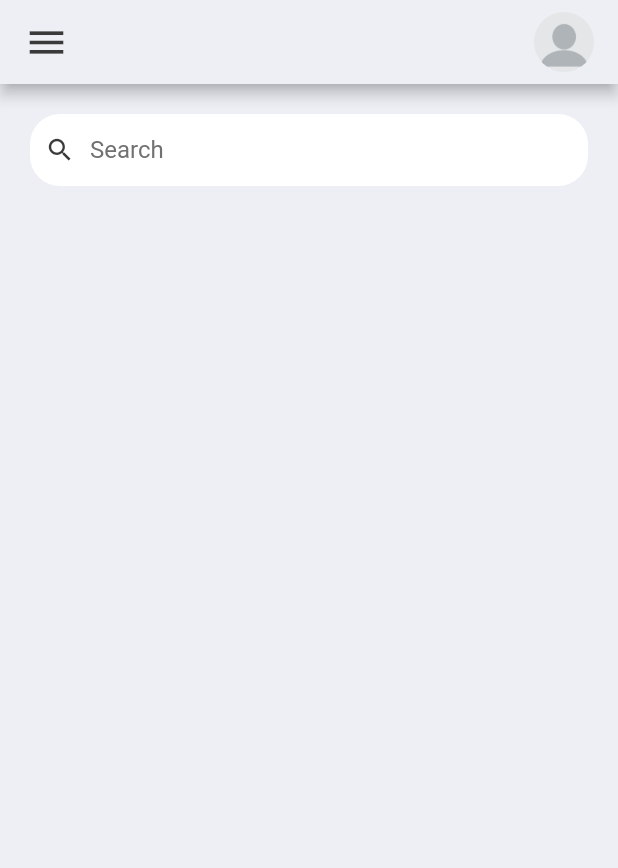
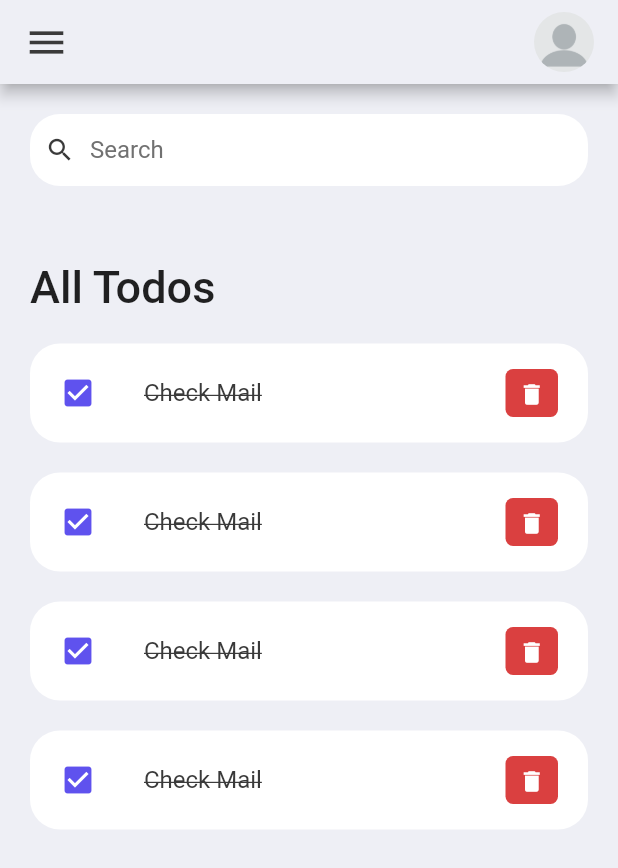
Before and after one commit to victormusembi11/flutter_todo, a Flutter app: the screen it shows after launch, on a phone screen of 412 x 824 dp. Shown: the top 868 px of the screen. Run offline on Flutter 3.47's test engine with Material 2 defaults, Android fonts, the phone set to English and light mode, and no system bars.

Commit message:
feat: todo list item widget

```diff
--- a/lib/screens/home.dart
+++ b/lib/screens/home.dart
@@ -1,5 +1,6 @@
 import 'package:flutter/material.dart';
-import 'package:flutter_todo/constants/colors.dart';
+import '../constants/colors.dart';
+import '../widgets/todo_widget.dart';
 
 class Home extends StatelessWidget {
   const Home({Key? key}) : super(key: key);
@@ -14,8 +15,35 @@ class Home extends StatelessWidget {
         child: Column(
           children: [
             searchBar(),
+            todoList(),
           ],
         ),
+      ),
+    );
+  }
+
+  Widget todoList() {
+    return Expanded(
+      child: ListView(
+        children: [
+          Container(
+            margin: EdgeInsets.only(
+              top: 50,
+              bottom: 20,
+            ),
+            child: Text(
+              'All Todos',
+              style: TextStyle(
+                fontSize: 30,
+                fontWeight: FontWeight.w500,
+              ),
+            ),
+          ),
+          ToDoItem(),
+          ToDoItem(),
+          ToDoItem(),
+          ToDoItem(),
+        ],
       ),
     );
   }
--- /dev/null
+++ b/lib/widgets/todo_widget.dart
@@ -0,0 +1,50 @@
+import 'package:flutter/material.dart';
+import 'package:flutter_todo/constants/colors.dart';
+
+class ToDoItem extends StatelessWidget {
+  const ToDoItem({super.key});
+
+  @override
+  Widget build(BuildContext context) {
+    return Container(
+      margin: const EdgeInsets.only(bottom: 20),
+      child: ListTile(
+        onTap: () {
+          print('Clicked todo item');
+        },
+        shape: RoundedRectangleBorder(
+          borderRadius: BorderRadius.circular(20),
+        ),
+        contentPadding: const EdgeInsets.symmetric(horizontal: 20, vertical: 5),
+        tileColor: Colors.white,
+        leading: const Icon(Icons.check_box, color: tdBlue),
+        title: const Text(
+          'Check Mail',
+          style: TextStyle(
+            fontSize: 16,
+            color: tdBlack,
+            decoration: TextDecoration.lineThrough,
+          ),
+        ),
+        trailing: Container(
+          padding: const EdgeInsets.all(0),
+          margin: const EdgeInsets.symmetric(vertical: 12),
+          height: 35,
+          width: 35,
+          decoration: BoxDecoration(
+            color: tdRed,
+            borderRadius: BorderRadius.circular(5),
+          ),
+          child: IconButton(
+            color: Colors.white,
+            iconSize: 18,
+            icon: const Icon(Icons.delete),
+            onPressed: () {
+              print('Clicked delete button');
+            },
+          ),
+        ),
+      ),
+    );
+  }
+}
```
